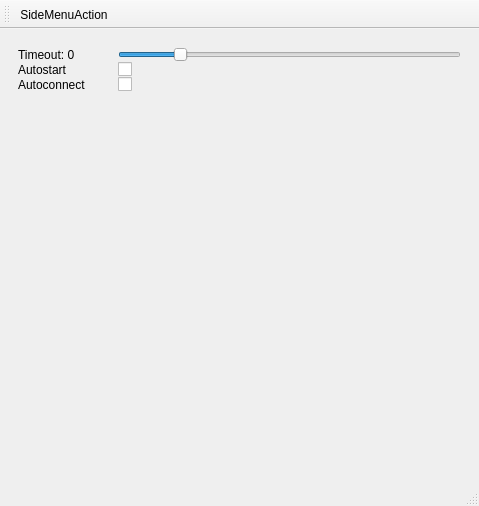
Above: src/sys/VrbRemoteLauncher/mainWindow.ui from hlrs-vis/covise before the change. Below: the same form after it.
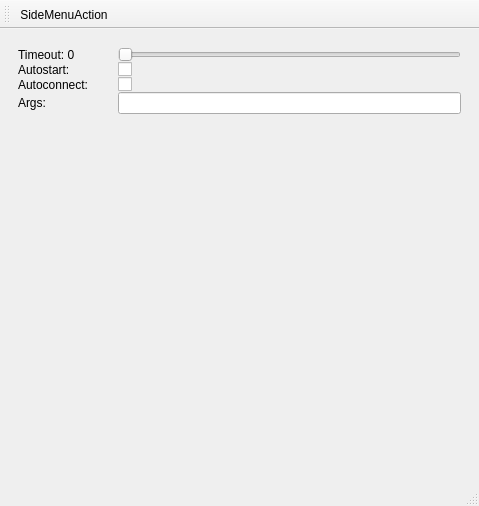
That is the form after the change. The open tabs and pages were chosen to show the change. Icons and pictures are not drawn.

Commit message: Moved command line argument options to side menu

The edit to the form file:
```diff
--- a/src/sys/VrbRemoteLauncher/mainWindow.ui
+++ b/src/sys/VrbRemoteLauncher/mainWindow.ui
@@ -109,18 +109,7 @@
             <item>
              <layout class="QVBoxLayout" name="verticalLayout_5">
               <item>
-               <layout class="QHBoxLayout" name="horizontalLayout_5">
-                <item>
-                 <widget class="QLabel" name="label_6">
-                  <property name="text">
-                   <string>Args:</string>
-                  </property>
-                 </widget>
-                </item>
-                <item>
-                 <widget class="QLineEdit" name="cmdArgsInput"/>
-                </item>
-               </layout>
+               <layout class="QHBoxLayout" name="horizontalLayout_5"/>
               </item>
               <item>
                <layout class="QHBoxLayout" name="horizontalLayout_6">
@@ -222,7 +211,7 @@
                 <number>30</number>
                </property>
                <property name="value">
-                <number>5</number>
+                <number>0</number>
                </property>
                <property name="orientation">
                 <enum>Qt::Horizontal</enum>
@@ -235,7 +224,7 @@
                 <string>Don't ask for permissions to start COVISE or OpenCOVER</string>
                </property>
                <property name="text">
-                <string>Autostart</string>
+                <string>Autostart:</string>
                </property>
               </widget>
              </item>
@@ -249,7 +238,7 @@
              <item row="2" column="0">
               <widget class="QLabel" name="label_2">
                <property name="text">
-                <string>Autoconnect</string>
+                <string>Autoconnect:</string>
                </property>
               </widget>
              </item>
@@ -260,6 +249,16 @@
                </property>
               </widget>
              </item>
+             <item row="3" column="0">
+              <widget class="QLabel" name="label_6">
+               <property name="text">
+                <string>Args:</string>
+               </property>
+              </widget>
+             </item>
+             <item row="3" column="1">
+              <widget class="QLineEdit" name="cmdArgsInput"/>
+             </item>
             </layout>
            </item>
           </layout>
```
Left out of the diff: 2 changed lines with no effect on the pictures. The commit also changes 2 other files.
